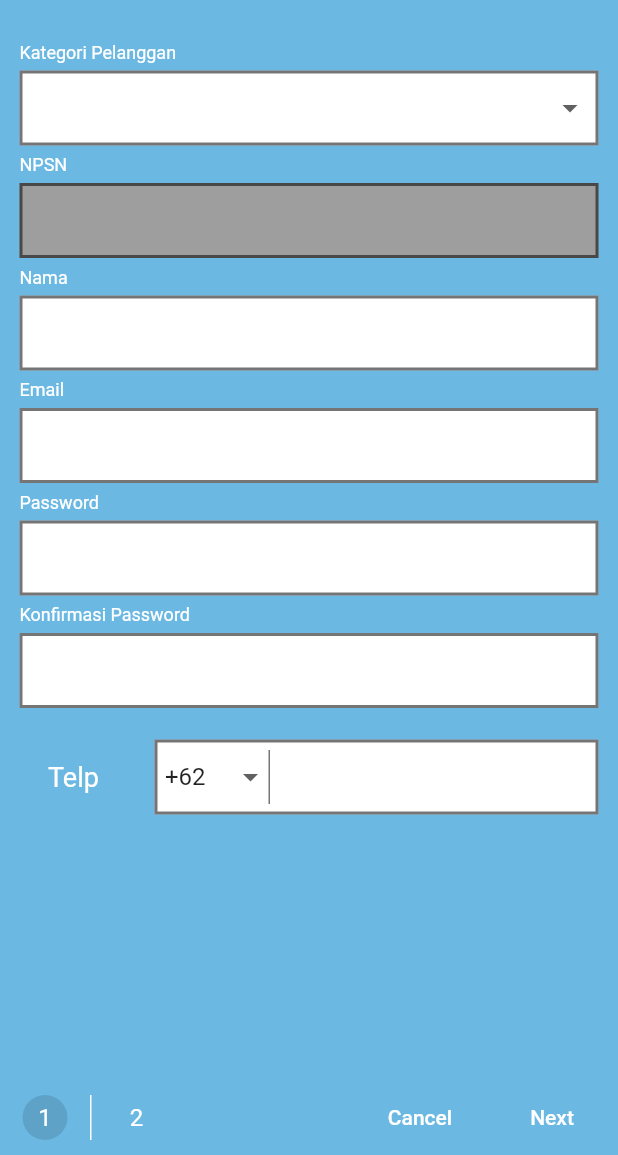
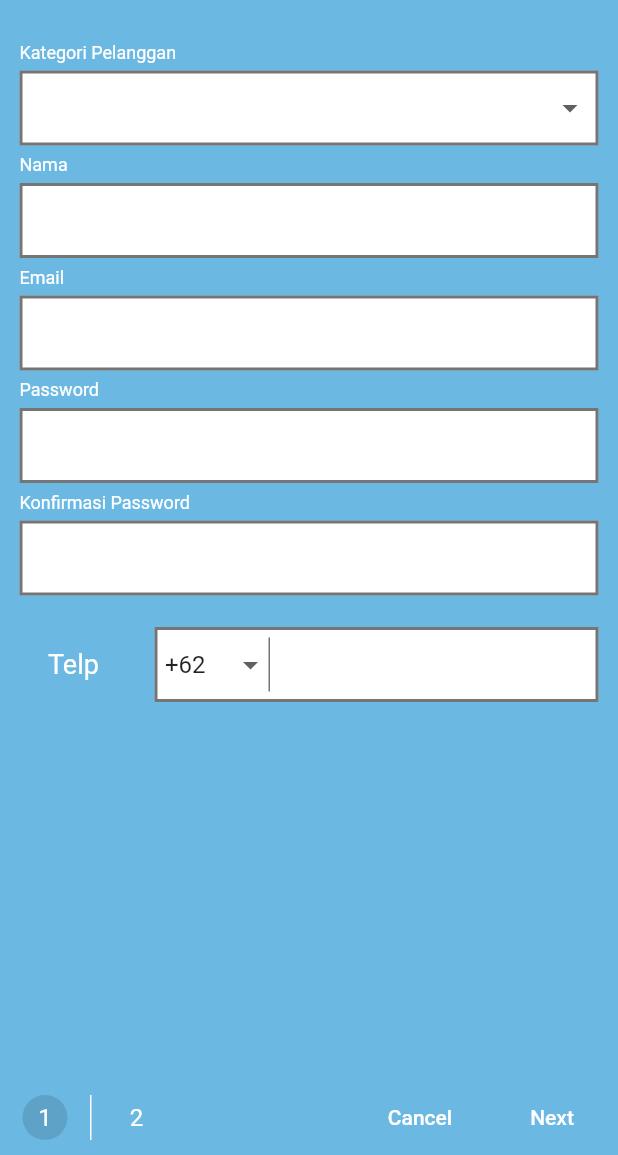
Before and after one commit to ron2618/siplah_jpmall, a Flutter app: the Register screen opened directly, on a phone screen of 412 x 824 dp, the part 81-1236 px from its top. Run offline on Flutter 3.47's test engine with Material 2 defaults, Android fonts, the phone set to English and light mode, and no system bars; our stand-ins replace carousel_slider, rxdart, shared_preferences; missing offline and left inert: flutter_sidekick; accounts and stored records are empty; network calls fail.

Commit message:
login fix
penggantian ulang form register. disamakan dengan form pada website

```diff
--- a/lib/src/ui/login.dart
+++ b/lib/src/ui/login.dart
@@ -9,7 +9,6 @@ import 'package:siplah_jpmall/src/models/provinsi_model.dart';
 import 'dart:async';
 import 'package:siplah_jpmall/src/ui/mainpage.dart';
 import 'package:http/http.dart' as http;
-import 'dart:async';
 import 'dart:convert';
 import 'dart:io';
 import 'package:shared_preferences/shared_preferences.dart';
@@ -593,7 +592,7 @@ class Register extends StatefulWidget {
 }
 
 class _RegisterState extends State<Register> {
-  var katPel = ['Sekolah', 'Umum'];
+  var katPel = ['Berbadan Hukum', 'Perseorangan'];
   var codetlp = ['+62', '+81'];
 
   String slctdKatPel, code;
@@ -632,18 +631,14 @@ class _RegisterState extends State<Register> {
                         }),
                   ),
                 ),
-                CustomTile("NPSN", child: TextField(
-                  enabled: slctdKatPel == katPel[0] ? true : false,
+
+                CustomTile("Nama", child: TextField(
+
                   decoration: InputDecoration(
                     border: InputBorder.none
                   ),
-                ),enable: slctdKatPel == katPel[0] ? true : false,),
-                CustomTile("Nama", child: TextField(
-                  enabled: slctdKatPel == katPel[0] ? false : true,
-                  decoration: InputDecoration(
-                    border: InputBorder.none
-                  ),
-                ),enable: slctdKatPel == katPel[0] ? false : true,),
+                ),
+                ),
                 CustomTile("Email", child: TextField(
                   decoration: InputDecoration(
                     border: InputBorder.none
@@ -1008,6 +1003,7 @@ class _Register2State extends State<Register2> {
                 mainAxisAlignment: MainAxisAlignment.end,
                 children: <Widget>[
                   MaterialButton(
+                  onPressed: () => Navigator.pushAndRemoveUntil(context, MaterialPageRoute(builder: (context) => Register()), (_) => false),
                     child: Text("Cancel", style: TextStyle(
                         color: Colors.white
                     ),),
```
